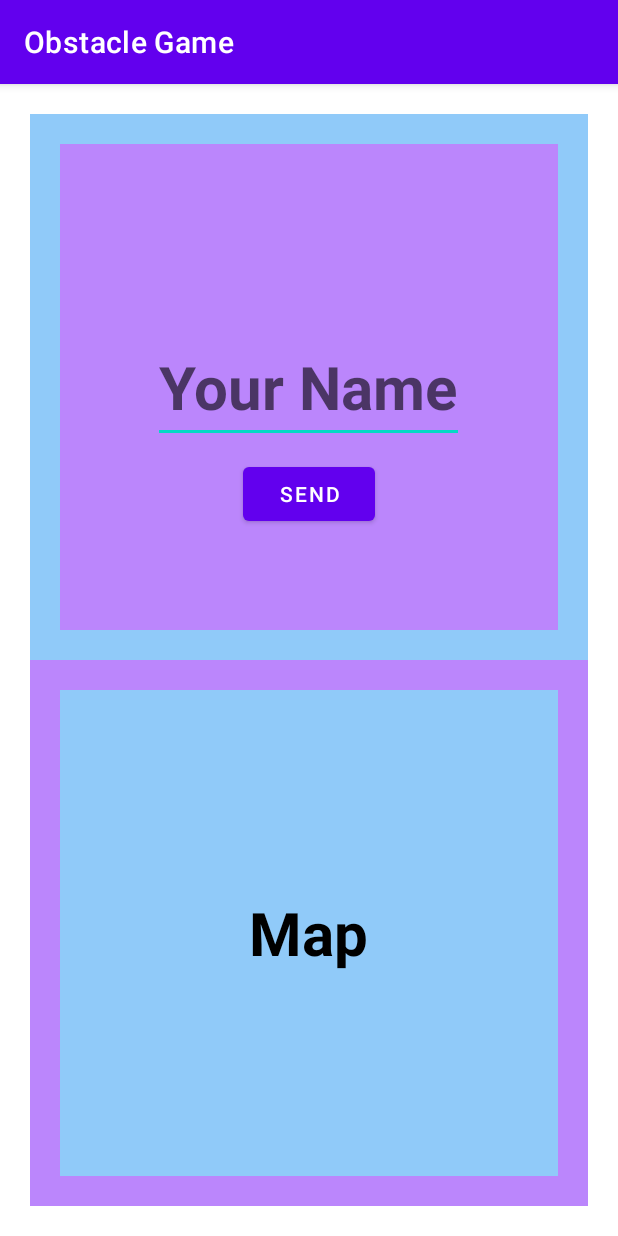
After one commit to ronenbadalov/androidSecondAssignment, an Android app: the ListFragment screen opened directly, with no data from a screen before it, on a phone screen of 412 x 824 dp. The commit adds this screen. Run offline under Robolectric (Android 15) with nearby library versions, the phone set to English and light mode, and no system bars.

Commit message:
fixed sounds + infra for fragments

```diff
--- a/app/src/main/AndroidManifest.xml
+++ b/app/src/main/AndroidManifest.xml
@@ -26,6 +26,10 @@
             android:name=".MainActivity"
             android:exported="true">
         </activity>
+        <activity
+            android:name=".ScoreActivity"
+            android:exported="true">
+        </activity>
     </application>
 
 </manifest>
--- /dev/null
+++ b/app/src/main/java/com/example/a23b_11345b_l01/Fragments/ListFragment.java
@@ -0,0 +1,44 @@
+package com.example.a23b_11345b_l01.Fragments;
+
+import android.os.Bundle;
+import android.view.LayoutInflater;
+import android.view.View;
+import android.view.ViewGroup;
+
+import androidx.appcompat.widget.AppCompatEditText;
+import androidx.fragment.app.Fragment;
+
+import com.example.a23b_11345b_l01.Interfaces.CallBack_SendClick;
+import com.example.a23b_11345b_l01.R;
+import com.google.android.material.button.MaterialButton;
+
+public class ListFragment extends Fragment {
+
+    private AppCompatEditText list_ET_name;
+    private MaterialButton list_BTN_send;
+
+    private CallBack_SendClick callBack_sendClick;
+
+    public void setCallBack_sendClick(CallBack_SendClick callBack_sendClick) {
+        this.callBack_sendClick = callBack_sendClick;
+    }
+
+    @Override
+    public View onCreateView(LayoutInflater inflater, ViewGroup container,
+                             Bundle savedInstanceState) {
+        View view = inflater.inflate(R.layout.fragment_list, container, false);
+        findViews(view);
+        list_BTN_send.setOnClickListener(v -> sendClicked());
+        return view;
+    }
+
+    private void sendClicked() {
+        if (callBack_sendClick != null)
+            callBack_sendClick.userNameChosen(list_ET_name.getText().toString());
+    }
+
+    private void findViews(View view) {
+        list_ET_name = view.findViewById(R.id.list_ET_name);
+        list_BTN_send = view.findViewById(R.id.list_BTN_send);
+    }
+}
--- /dev/null
+++ b/app/src/main/java/com/example/a23b_11345b_l01/Fragments/MapFragment.java
@@ -0,0 +1,33 @@
+package com.example.a23b_11345b_l01.Fragments;
+
+import android.os.Bundle;
+import android.view.LayoutInflater;
+import android.view.View;
+import android.view.ViewGroup;
+
+import androidx.fragment.app.Fragment;
+
+import com.example.a23b_11345b_l01.R;
+import com.google.android.material.textview.MaterialTextView;
+
+public class MapFragment extends Fragment {
+
+    private MaterialTextView map_LBL_title;
+
+
+    @Override
+    public View onCreateView(LayoutInflater inflater, ViewGroup container,
+                             Bundle savedInstanceState) {
+        View view = inflater.inflate(R.layout.fragment_map, container, false);
+        findViews(view);
+        return view;
+    }
+
+    private void findViews(View view) {
+        map_LBL_title = view.findViewById(R.id.map_LBL_title);
+    }
+
+    public void zoomOnRecord(String name){
+        map_LBL_title.setText(name);
+    }
+}
--- /dev/null
+++ b/app/src/main/java/com/example/a23b_11345b_l01/Interfaces/CallBack_SendClick.java
@@ -0,0 +1,5 @@
+package com.example.a23b_11345b_l01.Interfaces;
+
+public interface CallBack_SendClick {
+    void userNameChosen(String name);
+}
--- a/app/src/main/java/com/example/a23b_11345b_l01/MainActivity.java
+++ b/app/src/main/java/com/example/a23b_11345b_l01/MainActivity.java
@@ -70,6 +70,7 @@ public class MainActivity extends AppCompatActivity {
     private void refreshUI() {
         if(gameManager.isLose()){
             clearObstacleProgress();
+            openScoreBoard();
         }
         int[][] currBoardState = gameManager.getBoardState();
         for(int i = 0; i < gameManager.getRows();i++) {
@@ -80,8 +81,16 @@ public class MainActivity extends AppCompatActivity {
         }
         for (int i = 0; i < main_IMG_cars.length; i++)
             main_IMG_cars[i].setVisibility(gameManager.getCarCurrentLane() == i ?View.VISIBLE :  View.INVISIBLE);
-        if(gameManager.isCrashed(getApplicationContext(),v)) hitSound.start();
-        if(gameManager.isRewarded(getApplicationContext(),v)) coinSound.start();
+        if(gameManager.isCrashed(getApplicationContext(),v)) {
+            if(coinSound.isPlaying()) coinSound.stop();
+            if(hitSound.isPlaying()) hitSound.stop();
+            hitSound.start();
+        }
+        if(gameManager.isRewarded(getApplicationContext(),v)) {
+            if(coinSound.isPlaying()) coinSound.stop();
+            if(hitSound.isPlaying()) hitSound.stop();
+            coinSound.start();
+        }
         if (gameManager.getCrash() != 0)
             main_IMG_hearts[gameManager.getCrash() -1].setVisibility(View.INVISIBLE);
         main_odometer_text.setText(String.format("%05d", gameManager.getScore()));
@@ -174,6 +183,15 @@ public class MainActivity extends AppCompatActivity {
         ObstacleProgressHandler.removeCallbacks(ObstacleProgressRunnable);
     }
 
+    private void openScoreBoard() {
+        Intent intent = new Intent(this, ScoreActivity.class);
+//        intent.putExtra(MainActivity.KEY_NORMAL_SPEED,isNormalSpeed);
+//        intent.putExtra(MainActivity.KEY_IS_SENSOR,isSensorMode);
+        startActivity(intent);
+        finish();
+    }
+
+
     private void findViews() {
 
         main_odometer_text = findViewById(R.id.main_odometer_text);
--- /dev/null
+++ b/app/src/main/java/com/example/a23b_11345b_l01/ScoreActivity.java
@@ -0,0 +1,44 @@
+package com.example.a23b_11345b_l01;
+
+import android.os.Bundle;
+
+import androidx.appcompat.app.AppCompatActivity;
+
+import com.example.a23b_11345b_l01.Fragments.ListFragment;
+import com.example.a23b_11345b_l01.Fragments.MapFragment;
+import com.example.a23b_11345b_l01.Interfaces.CallBack_SendClick;
+
+public class ScoreActivity extends AppCompatActivity {
+
+    private ListFragment listFragment;
+    private MapFragment mapFragment;
+
+    private CallBack_SendClick callBack_sendClick = new CallBack_SendClick() {
+        @Override
+        public void userNameChosen(String name) {
+            mapFragment.zoomOnRecord(name);
+        }
+    };
+
+
+    @Override
+    protected void onCreate(Bundle savedInstanceState) {
+        super.onCreate(savedInstanceState);
+        setContentView(R.layout.activity_score_board);
+
+        initFragments();
+
+        beginTransactions();
+    }
+
+    private void beginTransactions() {
+        getSupportFragmentManager().beginTransaction().add(R.id.score_FRAME_list, listFragment).commit();
+        getSupportFragmentManager().beginTransaction().add(R.id.score_FRAME_map, mapFragment).commit();
+    }
+
+    private void initFragments() {
+        listFragment = new ListFragment();
+        listFragment.setCallBack_sendClick(callBack_sendClick);
+        mapFragment = new MapFragment();
+    }
+}
--- /dev/null
+++ b/app/src/main/res/layout/activity_score_board.xml
@@ -0,0 +1,31 @@
+<?xml version="1.0" encoding="utf-8"?>
+<androidx.appcompat.widget.LinearLayoutCompat xmlns:android="http://schemas.android.com/apk/res/android"
+    xmlns:app="http://schemas.android.com/apk/res-auto"
+    xmlns:tools="http://schemas.android.com/tools"
+    android:layout_width="match_parent"
+    android:layout_height="match_parent"
+    android:orientation="vertical"
+    android:padding="20dp"
+    tools:context=".ScoreActivity">
+
+    <FrameLayout
+        android:id="@+id/score_FRAME_list"
+        android:layout_width="match_parent"
+        android:layout_height="0dp"
+        android:layout_weight="1"
+        android:padding="20dp"
+        android:background="@color/blue_200"
+        />
+
+    <FrameLayout
+        android:id="@+id/score_FRAME_map"
+        android:layout_width="match_parent"
+        android:layout_height="0dp"
+        android:layout_weight="1"
+        android:padding="20dp"
+
+        android:background="@color/purple_200"
+        />
+
+
+</androidx.appcompat.widget.LinearLayoutCompat>
--- /dev/null
+++ b/app/src/main/res/layout/fragment_list.xml
@@ -0,0 +1,30 @@
+<?xml version="1.0" encoding="utf-8"?>
+<RelativeLayout xmlns:android="http://schemas.android.com/apk/res/android"
+    xmlns:tools="http://schemas.android.com/tools"
+    android:layout_width="match_parent"
+    android:layout_height="match_parent"
+    android:background="@color/purple_200"
+
+    tools:context=".Fragments.ListFragment">
+
+    <androidx.appcompat.widget.AppCompatEditText
+        android:id="@+id/list_ET_name"
+        android:layout_width="wrap_content"
+        android:layout_height="wrap_content"
+        android:layout_centerInParent="true"
+        android:hint="Your Name"
+        android:textColor="@color/black"
+        android:textSize="40sp"
+        android:textStyle="bold" />
+    <com.google.android.material.button.MaterialButton
+        android:id="@+id/list_BTN_send"
+        android:layout_width="wrap_content"
+        android:layout_height="wrap_content"
+        android:textAllCaps="true"
+        android:text="Send"
+        android:layout_below="@id/list_ET_name"
+        android:layout_centerHorizontal="true"
+        android:layout_margin="10dp"
+        />
+
+</RelativeLayout>
--- /dev/null
+++ b/app/src/main/res/layout/fragment_map.xml
@@ -0,0 +1,21 @@
+<?xml version="1.0" encoding="utf-8"?>
+<RelativeLayout xmlns:android="http://schemas.android.com/apk/res/android"
+    xmlns:tools="http://schemas.android.com/tools"
+    android:layout_width="match_parent"
+    android:layout_height="match_parent"
+    tools:context=".Fragments.MapFragment"
+    android:background="@color/blue_200"
+    >
+
+    <TextView
+        android:id="@+id/map_LBL_title"
+        android:layout_width="wrap_content"
+        android:layout_height="wrap_content"
+        android:layout_centerInParent="true"
+        android:text="Map"
+        android:textSize="40sp"
+        android:textStyle="bold"
+        android:textColor="@color/black"
+        />
+
+</RelativeLayout>
```
